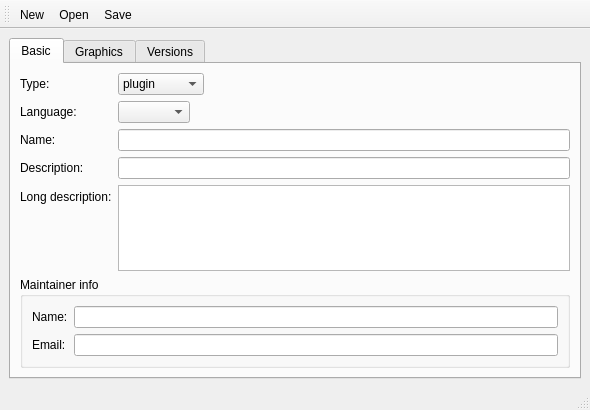
This is src/mainwindow.ui in 0xd34df00d/lcpackgen as Qt 5 draws it before an edit. The edited form follows.
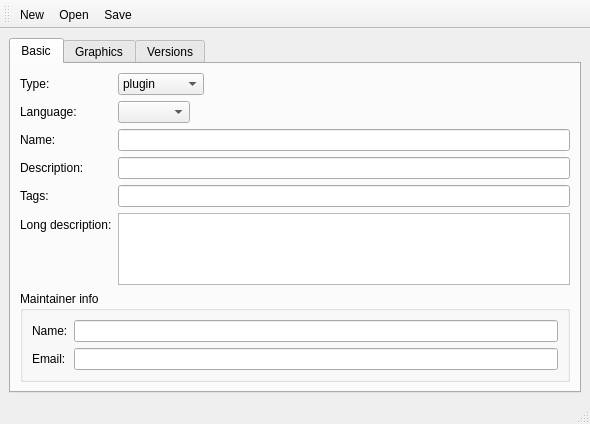
This is the edited form. The open tabs and pages were chosen to show the change.

Commit message: Load & generate everything. Ready to use, hell yeah!

Patch:
```diff
--- a/src/mainwindow.ui
+++ b/src/mainwindow.ui
@@ -53,14 +53,14 @@
           <item row="3" column="1">
            <widget class="QLineEdit" name="Description_"/>
           </item>
-          <item row="4" column="0">
+          <item row="5" column="0">
            <widget class="QLabel" name="label_3">
             <property name="text">
              <string>Long description:</string>
             </property>
            </widget>
           </item>
-          <item row="4" column="1">
+          <item row="5" column="1">
            <widget class="QTextEdit" name="LongDescription_"/>
           </item>
           <item row="0" column="0">
@@ -99,6 +99,20 @@
           <item row="1" column="1">
            <widget class="QComboBox" name="Language_"/>
           </item>
+          <item row="4" column="0">
+           <widget class="QLabel" name="label_12">
+            <property name="text">
+             <string>Tags:</string>
+            </property>
+           </widget>
+          </item>
+          <item row="4" column="1">
+           <widget class="QLineEdit" name="Tags_">
+            <property name="statusTip">
+             <string>Comma-separated list of tags</string>
+            </property>
+           </widget>
+          </item>
          </layout>
         </item>
         <item>
```
Left out of the diff: 2 changed lines with no effect on the pictures. The commit also changes 2 other files.
